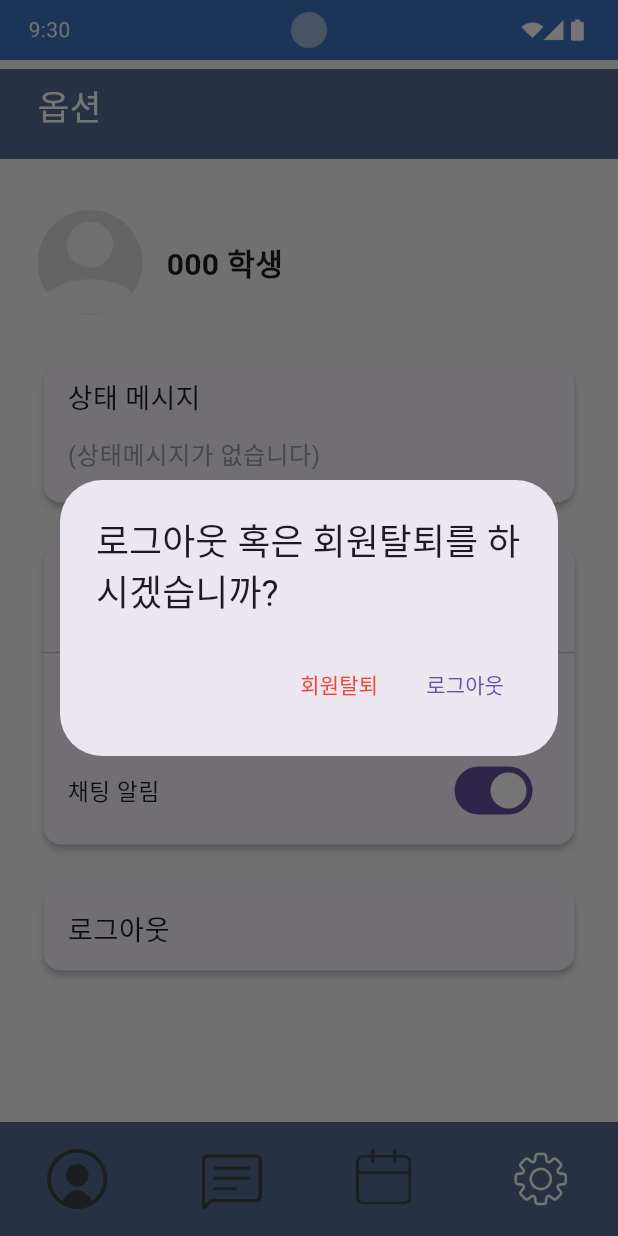
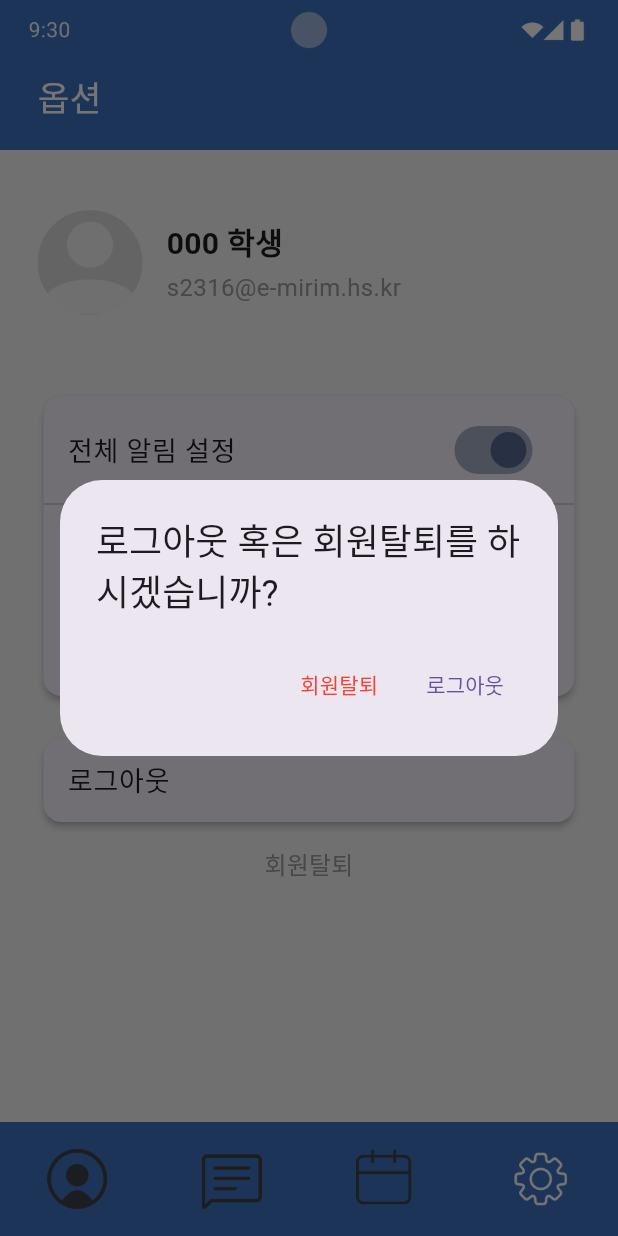
Before and after one commit to ItShowMessenger/qna_frontend, a Flutter app: the MySchoolTeachers screen opened directly, item 4 of the bottom bar chosen, after a tap on "로그아웃", on a phone screen of 412 x 824 dp. Run offline on Flutter 3.47's test engine with Material 3 defaults, Android fonts, the phone set to English and light mode, and no system bars; our stand-ins replace firebase_auth, firebase_core, google_sign_in, table_calendar; accounts and stored records are empty; Roboto replaces fonts that are missing (Pretendard).

Commit message:
디자인 정리

```diff
--- a/lib/main.dart
+++ b/lib/main.dart
@@ -4,6 +4,7 @@ import 'package:flutter/services.dart';
 import 'package:qna_frontend/screens/chat.dart';
 import 'package:qna_frontend/screens/home.dart';
 import 'package:qna_frontend/screens/login.dart';
+import 'package:qna_frontend/screens/option_t.dart';
 import 'package:qna_frontend/screens/splash.dart';
 
 Future<void> main() async {
@@ -23,7 +24,7 @@ class QAApp extends StatelessWidget {
         primarySwatch: Colors.indigo,
         scaffoldBackgroundColor: Color(0xFFF5F5F5),
       ),
-      home: Home(),
+      home: Option_t(),
       debugShowCheckedModeBanner: false,
     );
   }
--- a/lib/screens/MySchoolTeachers.dart
+++ b/lib/screens/MySchoolTeachers.dart
@@ -14,36 +14,56 @@ class _MySchoolTeachersState extends State<MySchoolTeachers> {
   Widget build(BuildContext context) {
     return Scaffold(
       backgroundColor: Colors.white,
-
-      body: Column(
+      body: Stack(
         children: [
-          Image.asset(
-            'assets/images/topNav.png', // 실제 위치 맞춰주세요
+          // 상단 네비게이션 이미지
+          Positioned(
+            top: 0,
+            left: 0,
+            right: 0,
+            child: Image.asset(
+              'assets/images/topNav.png',
               fit: BoxFit.cover,
-            width: double.infinity,
-            height: 32, // 이미지 높이 조정
             ),
-          Container(
-            padding: EdgeInsets.only(top: 12, left: 16, right: 16, bottom: 15),
-            color: Color(0xFF566B92),
-            child: Stack(
+          ),
+          // 검색 아이콘 (원래 Positioned가 아니었던 부분을 Positioned로 감쌈)
+          Positioned(
+            top: 50, // 필요에 따라 위치 조정
+            right: 16,
+            child: Image.asset(
+              'assets/icons/icon_search.png',
+              color: Colors.white,
+              width: 30,
+              height: 30,
+            ),
+          ),
+          // 타이틀 바
+          Positioned(
+            top: 40,
+            left: 0,
+            right: 0,
+            child: Container(
+              height: 60,
+              color: Color(0xFF3C72BD),
+              padding: EdgeInsets.fromLTRB(25, 0, 25, 0),
+              child: Align(
                 alignment: Alignment.center,
-              children: [
-                Align(
-                  alignment: Alignment.centerLeft,
-                  child: Icon(Icons.arrow_back, color: Colors.white),
+                child: Text(
+                  '우리 학교 선생님',
+                  style: TextStyle(
+                    color: Colors.white,
+                    fontSize: 23,
                   ),
-                Text(
-                  '우리 학교 선생님',
-                  style: TextStyle(color: Colors.white, fontSize: 20),
                 ),
-              ],
+              ),
             ),
           ),
 
           // 검색창
-          Padding(
-            padding: const EdgeInsets.symmetric(horizontal: 16, vertical: 12),
+          Positioned(
+            top: 120, // 타이틀 바 아래에 배치 (예시)
+            left: 16,
+            right: 16,
             child: SizedBox(
               width: double.infinity,
               child: TextField(
@@ -58,10 +78,11 @@ class _MySchoolTeachersState extends State<MySchoolTeachers> {
               ),
             ),
           ),
-
-          // 선생님 항목 UI
-          Padding(
-            padding: const EdgeInsets.symmetric(horizontal: 16, vertical: 8),
+          // 선생님 항목 UI (Padding 대신 Positioned로 배치)
+          Positioned(
+            top: 190, // 검색창 아래에 배치 (예시)
+            left: 16,
+            right: 16,
             child: Container(
               padding: EdgeInsets.all(12),
               decoration: BoxDecoration(
@@ -111,23 +132,31 @@ class _MySchoolTeachersState extends State<MySchoolTeachers> {
               ),
             ),
           ),
-
-          // Spacer
-          Expanded(child: SizedBox()),
-
-          // 하단 탭바
-          Container(
-            color: Color(0xFF566B92),
+          // 하단 탭바 (원래 Container였던 부분도 Positioned로 배치)
+          Positioned(
+            bottom: 0,
+            left: 0,
+            right: 0,
+            child: Container(
+              color: Color(0xFF3C72BD),
               padding: EdgeInsets.symmetric(vertical: 10),
               child: Row(
                 mainAxisAlignment: MainAxisAlignment.spaceAround,
                 children: [
                   IconButton(
-                  icon: Image.asset('assets/btns/mypgAct.png', width: 40, height: 40),
+                    icon: Image.asset(
+                      'assets/btns/mypgAct.png',
+                      width: 40,
+                      height: 40,
+                    ),
                     onPressed: () {},
                   ),
                   IconButton(
-                  icon: Image.asset('assets/btns/chatDis.png', width: 40, height: 40),
+                    icon: Image.asset(
+                      'assets/btns/chatDis.png',
+                      width: 40,
+                      height: 40,
+                    ),
                     onPressed: () {
                       Navigator.push(
                         context,
@@ -136,7 +165,11 @@ class _MySchoolTeachersState extends State<MySchoolTeachers> {
                     },
                   ),
                   IconButton(
-                  icon: Image.asset('assets/btns/calDis.png', width: 40, height: 40),
+                    icon: Image.asset(
+                      'assets/btns/calDis.png',
+                      width: 40,
+                      height: 40,
+                    ),
                     onPressed: () {
                       Navigator.push(
                         context,
@@ -145,7 +178,11 @@ class _MySchoolTeachersState extends State<MySchoolTeachers> {
                     },
                   ),
                   IconButton(
-                  icon: Image.asset('assets/btns/optDis.png', width: 40, height: 40),
+                    icon: Image.asset(
+                      'assets/btns/optDis.png',
+                      width: 40,
+                      height: 40,
+                    ),
                     onPressed: () {
                       Navigator.push(
                         context,
@@ -156,6 +193,7 @@ class _MySchoolTeachersState extends State<MySchoolTeachers> {
                 ],
               ),
             ),
+          ),
         ],
       ),
     );
--- a/lib/screens/home.dart
+++ b/lib/screens/home.dart
@@ -1,5 +1,6 @@
 import 'package:flutter/cupertino.dart';
 import 'package:flutter/material.dart';
+import 'package:qna_frontend/screens/MySchoolTeachers.dart';
 import 'package:qna_frontend/screens/option_stu.dart';
 
 import 'calendar.dart';
@@ -206,7 +207,9 @@ class _HomeState extends State<Home> {
                   children: [
                     IconButton(
                       icon: Image.asset('assets/btns/mypgDis.png', width: 40, height: 40),
-                      onPressed: () {},
+                      onPressed: () {
+                        Navigator.push(context, MaterialPageRoute(builder: (context) => MySchoolTeachers()));
+                      },
                     ),
                     IconButton(
                       icon: Image.asset('assets/btns/chatAct.png', width: 40, height: 40),
--- a/lib/screens/option_stu.dart
+++ b/lib/screens/option_stu.dart
@@ -1,5 +1,5 @@
 import 'package:flutter/material.dart';
-import 'package:qna_frontend/screens/MySchoolTeachers_link.dart';
+import 'package:qna_frontend/screens/MySchoolTeachers.dart';
 import 'package:qna_frontend/screens/calendar.dart';
 import 'package:qna_frontend/screens/login.dart'; // Login.dart import 필요
 
@@ -15,8 +15,10 @@ class _OptionState extends State<Option_stu> {
   bool _notificationsEnabled = true;
   bool _calendarNotification = true;
   bool _chatNotification = true;
-  final TextEditingController _statusMessageController = TextEditingController();
-  final TextEditingController _deleteConfirmController = TextEditingController();
+  final TextEditingController _statusMessageController =
+  TextEditingController();
+  final TextEditingController _deleteConfirmController =
+  TextEditingController();
   final String _accountName = '000 학생';
 
   @override
@@ -29,7 +31,8 @@ class _OptionState extends State<Option_stu> {
   void _showLogoutOrDeletePopup() {
     showDialog(
       context: context,
-      builder: (_) => AlertDialog(
+      builder:
+          (_) => AlertDialog(
         title: Text('로그아웃 혹은 회원탈퇴를 하시겠습니까?'),
         actions: [
           TextButton(
@@ -54,7 +57,8 @@ class _OptionState extends State<Option_stu> {
   void _showLogoutConfirmPopup() {
     showDialog(
       context: context,
-      builder: (_) => AlertDialog(
+      builder:
+          (_) => AlertDialog(
         title: Text('로그아웃시 초기화면으로 돌아갑니다.'),
         content: Text('로그아웃 하시겠습니까?'),
         actions: [
@@ -80,8 +84,10 @@ class _OptionState extends State<Option_stu> {
   void _showDeleteConfirmPopup() {
     showDialog(
       context: context,
-      builder: (_) => StatefulBuilder(
-        builder: (context, setState) => AlertDialog(
+      builder:
+          (_) => StatefulBuilder(
+        builder:
+            (context, setState) => AlertDialog(
           title: Text('회원탈퇴를 하시기 전 확인 해주세요.'),
           content: Column(
             mainAxisSize: MainAxisSize.min,
@@ -99,7 +105,10 @@ class _OptionState extends State<Option_stu> {
               SizedBox(height: 16),
               Text(
                 '진행하시겠다면 이름 : $_accountName 을 입력해주세요.',
-                style: TextStyle(fontSize: 16, fontWeight: FontWeight.bold),
+                style: TextStyle(
+                  fontSize: 16,
+                  fontWeight: FontWeight.bold,
+                ),
               ),
               SizedBox(height: 10),
               TextField(
@@ -121,7 +130,8 @@ class _OptionState extends State<Option_stu> {
             TextButton(
               child: Text('확인', style: TextStyle(color: Colors.red)),
               onPressed: () {
-                if (_deleteConfirmController.text.trim() == _accountName) {
+                if (_deleteConfirmController.text.trim() ==
+                    _accountName) {
                   Navigator.pop(context);
                   _deleteConfirmController.clear();
                   _showAlertThenMoveToLogin('회원탈퇴를 완료했습니다.');
@@ -136,11 +146,11 @@ class _OptionState extends State<Option_stu> {
     );
   }
 
-
   void _showAlert(String message) {
     showDialog(
       context: context,
-      builder: (_) => AlertDialog(
+      builder:
+          (_) => AlertDialog(
         content: Text(message),
         actions: [
           TextButton(
@@ -155,7 +165,8 @@ class _OptionState extends State<Option_stu> {
   void _showAlertThenMoveToLogin(String message) {
     showDialog(
       context: context,
-      builder: (_) => AlertDialog(
+      builder:
+          (_) => AlertDialog(
         content: Text(message),
         actions: [
           TextButton(
@@ -187,18 +198,21 @@ class _OptionState extends State<Option_stu> {
               child: Image.asset('assets/images/topNav.png', fit: BoxFit.cover),
             ),
             Positioned(
-              top: 46,
+              top: 40,
               left: 0,
               right: 0,
               child: Container(
                 height: 60,
-                color: Color(0xFF566B92),
+                color: Color(0xFF3C72BD),
                 padding: EdgeInsets.fromLTRB(25, 8, 25, 0),
                 child: Align(
                   alignment: Alignment.topLeft,
                   child: Text(
                     '옵션',
-                    style: TextStyle(color: Colors.white, fontSize: 23),
+                    style: TextStyle(
+                      color: Colors.white,
+                      fontSize: 23,
+                    ),
                   ),
                 ),
               ),
@@ -224,35 +238,41 @@ class _OptionState extends State<Option_stu> {
                           ),
                         ),
                         SizedBox(width: 16),
-                        Text('000 학생',
-                            style: TextStyle(fontSize: 20, fontWeight: FontWeight.bold)),
-                      ],
-                    ),
-                    SizedBox(height: 30),
-                    Card(
-                      elevation: 2,
-                      shape: RoundedRectangleBorder(
-                        borderRadius: BorderRadius.circular(12),
-                      ),
-                      child: Padding(
-                        padding: const EdgeInsets.symmetric(horizontal: 16, vertical: 8),
-                        child: Column(
-                          crossAxisAlignment: CrossAxisAlignment.start,
+                        Column(
+                          crossAxisAlignment: CrossAxisAlignment.start, // 텍스트 왼쪽 정렬
                           children: [
-                            Text('상태 메시지', style: TextStyle(fontSize: 18)),
-                            TextField(
-                              controller: _statusMessageController,
-                              decoration: InputDecoration(
-                                hintText: '(상태메시지가 없습니다)',
-                                hintStyle: TextStyle(color: Colors.grey),
-                                border: InputBorder.none,
+                            Text(
+                              '000 학생',
+                              style: TextStyle(
+                                fontSize: 20,
+                                fontWeight: FontWeight.bold,
                               ),
-                              maxLines: null,
+                            ),
+                            SizedBox(height: 4), // 간격 조정
+                            Text(
+                              's2316@e-mirim.hs.kr',
+                              style: TextStyle(
+                                color: Colors.grey,
+                                fontSize: 16,
+                                  ),
+                                ),
+                              ],
                             ),
                           ],
                         ),
-                      ),
-                    ),
+                    SizedBox(height: 30),
+                    // Card(
+                    //   elevation: 2,
+                    //   shape: RoundedRectangleBorder(
+                    //     borderRadius: BorderRadius.circular(12),
+                    //   ),
+                    //   child: const ListTile(
+                    //     title: Text(
+                    //       's2316@e-mirim.hs.kr',
+                    //       style: TextStyle(fontSize: 18),
+                    //     ),
+                    //   ),
+                    // ),
                     SizedBox(height: 20),
                     Card(
                       elevation: 2,
@@ -264,7 +284,10 @@ class _OptionState extends State<Option_stu> {
                         child: Column(
                           children: [
                             ListTile(
-                              title: Text('전체 알림 설정', style: TextStyle(fontSize: 18)),
+                              title: Text(
+                                '전체 알림 설정',
+                                style: TextStyle(fontSize: 18),
+                              ),
                               trailing: Switch(
                                 value: _notificationsEnabled,
                                 activeColor: Color(0xFF566B92),
@@ -281,10 +304,14 @@ class _OptionState extends State<Option_stu> {
                             ),
                             Divider(),
                             ListTile(
-                              title: Text('일정 알림', style: TextStyle(fontSize: 15)),
+                              title: Text(
+                                '일정 알림',
+                                style: TextStyle(fontSize: 15),
+                              ),
                               trailing: Switch(
                                 value: _calendarNotification,
-                                onChanged: _notificationsEnabled
+                                onChanged:
+                                _notificationsEnabled
                                     ? (bool value) {
                                   setState(() {
                                     _calendarNotification = value;
@@ -294,10 +321,14 @@ class _OptionState extends State<Option_stu> {
                               ),
                             ),
                             ListTile(
-                              title: Text('채팅 알림', style: TextStyle(fontSize: 15)),
+                              title: Text(
+                                '채팅 알림',
+                                style: TextStyle(fontSize: 15),
+                              ),
                               trailing: Switch(
                                 value: _chatNotification,
-                                onChanged: _notificationsEnabled
+                                onChanged:
+                                _notificationsEnabled
                                     ? (bool value) {
                                   setState(() {
                                     _chatNotification = value;
@@ -321,6 +352,15 @@ class _OptionState extends State<Option_stu> {
                         onTap: _showLogoutOrDeletePopup,
                       ),
                     ),
+                    Center(
+                      child: TextButton(
+                        onPressed: _showDeleteConfirmPopup,
+                        child: Text(
+                          '회원탈퇴',
+                          style: TextStyle(color: Colors.grey, fontSize: 16),
+                        ),
+                      ),
+                    ),
                   ],
                 ),
               ),
@@ -330,7 +370,7 @@ class _OptionState extends State<Option_stu> {
               left: 0,
               right: 0,
               child: Container(
-                color: Color(0xFF566B92),
+                color: Color(0xFF3C72BD),
                 padding: EdgeInsets.symmetric(vertical: 10),
                 child: Row(
                   mainAxisAlignment: MainAxisAlignment.spaceAround,
@@ -340,8 +380,11 @@ class _OptionState extends State<Option_stu> {
                       onPressed: () {
                         Navigator.push(
                           context,
-                          MaterialPageRoute(builder: (context) => MySchoolTeachersLink()),
-                        );},
+                          MaterialPageRoute(
+                            builder: (context) => MySchoolTeachers(),
+                          ),
+                        );
+                      },
                     ),
                     IconButton(
                       icon: Image.asset('assets/btns/chatDis.png', width: 40),
--- a/lib/screens/option_t.dart
+++ b/lib/screens/option_t.dart
@@ -2,6 +2,7 @@ import 'package:flutter/material.dart';
 import 'package:qna_frontend/screens/MySchoolTeachers.dart';
 import 'package:qna_frontend/screens/calendar.dart';
 import 'package:qna_frontend/screens/login.dart'; // Login.dart import 필요
+import 'package:qna_frontend/screens/splash.dart';
 
 import 'chat.dart';
 import 'home.dart';
@@ -92,7 +93,7 @@ class _OptionState extends State<Option_t> {
               Navigator.pop(context);
               Navigator.pushReplacement(
                 context,
-                MaterialPageRoute(builder: (context) => Login()),
+                MaterialPageRoute(builder: (context) => Splash()),
               );
             },
             child: Text('확인'),
@@ -154,21 +155,29 @@ class _OptionState extends State<Option_t> {
               top: 0,
               left: 0,
               right: 0,
-              child: Image.asset('assets/images/topNav.png', fit: BoxFit.cover),
+              child: Image.asset(
+                'assets/images/topNav.png',
+                fit: BoxFit.cover,
+              ),
             ),
+
+            // 타이틀 바
             Positioned(
-              top: 46,
+              top: 40,
               left: 0,
               right: 0,
               child: Container(
                 height: 60,
-                color: Color(0xFF566B92),
+                color: Color(0xFF3C72BD),
                 padding: EdgeInsets.fromLTRB(25, 8, 25, 0),
                 child: Align(
                   alignment: Alignment.topLeft,
                   child: Text(
                     '옵션',
-                    style: TextStyle(color: Colors.white, fontSize: 23),
+                    style: TextStyle(
+                      color: Colors.white,
+                      fontSize: 23,
+                    ),
                   ),
                 ),
               ),
@@ -194,8 +203,26 @@ class _OptionState extends State<Option_t> {
                           ),
                         ),
                         SizedBox(width: 16),
-                        Text('000 선생님',
-                            style: TextStyle(fontSize: 20, fontWeight: FontWeight.bold)),
+                        Column(
+                          crossAxisAlignment: CrossAxisAlignment.start, // 텍스트 왼쪽 정렬
+                          children: [
+                            Text(
+                              '선생님 000',
+                              style: TextStyle(
+                                fontSize: 20,
+                                fontWeight: FontWeight.bold,
+                              ),
+                            ),
+                            SizedBox(height: 4), // 간격 조정
+                            Text(
+                              's2316@e-mirim.hs.kr',
+                              style: TextStyle(
+                                color: Colors.grey,
+                                fontSize: 16,
+                              ),
+                            ),
+                          ],
+                        ),
                       ],
                     ),
                     SizedBox(height: 30),
@@ -212,15 +239,6 @@ class _OptionState extends State<Option_t> {
                             Text('담당과목 : 수학', style: TextStyle(fontSize: 18)),
                             SizedBox(width: 320, height: 15),
                             Text('교무실 : 2교무실', style: TextStyle(fontSize: 18)),
-                            // TextField(
-                            //   controller: _statusMessageController,
-                            //   decoration: InputDecoration(
-                            //     hintText: '(상태메시지가 없습니다)',
-                            //     hintStyle: TextStyle(color: Colors.grey),
-                            //     border: InputBorder.none,
-                            //   ),
-                            //   maxLines: null,
-                            // ),
                           ],
                         ),
                       ),
@@ -301,7 +319,7 @@ class _OptionState extends State<Option_t> {
                       ),
                       child: ListTile(
                         title: Text('로그아웃', style: TextStyle(fontSize: 18)),
-                        //onTap: 다시 만드슨 ㅋ,
+                        onTap: _showLogoutConfirmPopup,
                       ),
                     ),
                     Center(
@@ -325,7 +343,7 @@ class _OptionState extends State<Option_t> {
               left: 0,
               right: 0,
               child: Container(
-                color: Color(0xFF566B92),
+                color: Color(0xFF3C72BD),
                 padding: EdgeInsets.symmetric(vertical: 10),
                 child: Row(
                   mainAxisAlignment: MainAxisAlignment.spaceAround,
```
Lines whose indentation alone changed are shown as unchanged.
